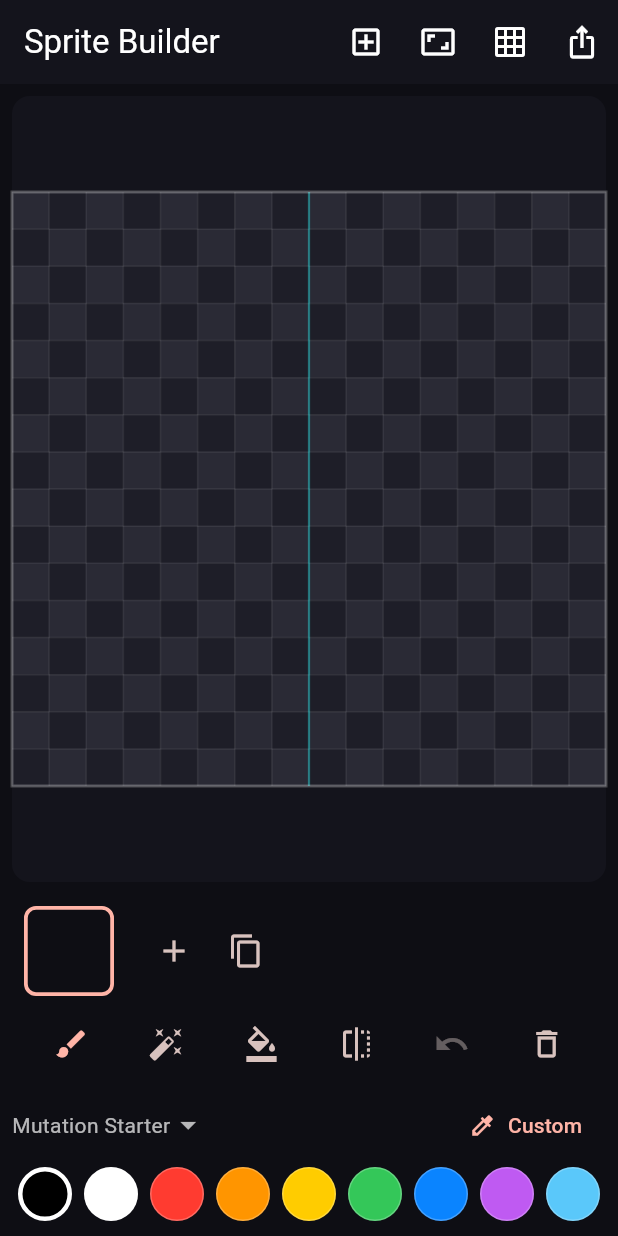
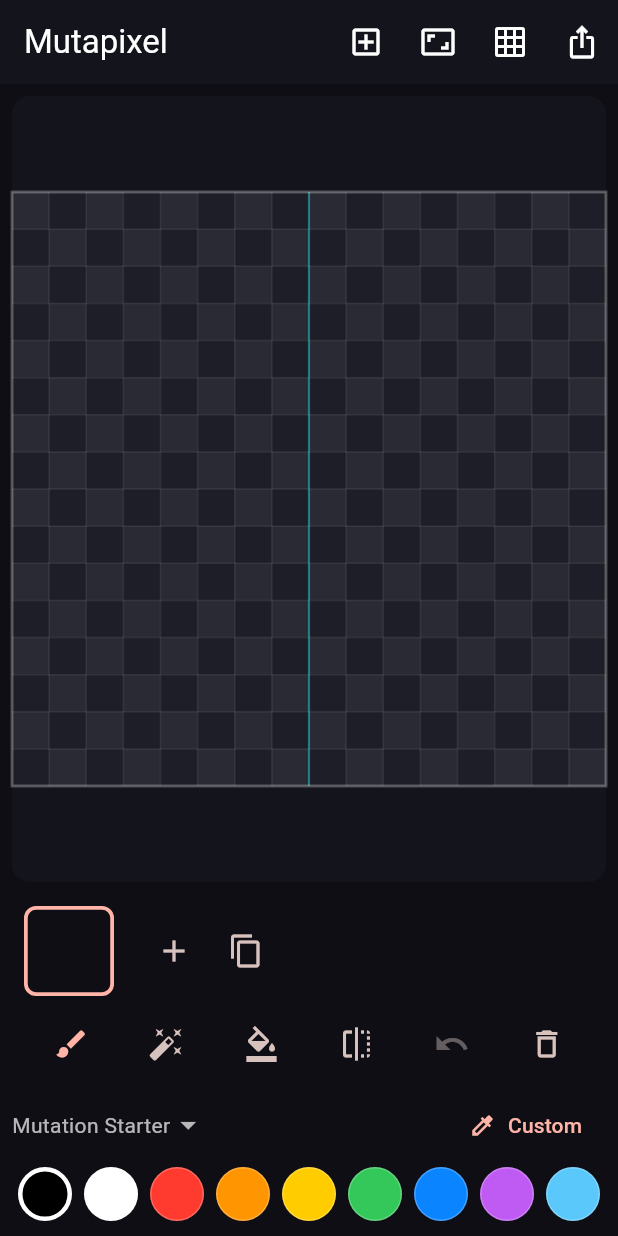
Before and after one commit to mutationgamesdev-beep/Mutapixel, a Flutter app: the screen it shows after launch, on a phone screen of 412 x 824 dp. Run offline on Flutter 3.47's test engine with Material 3 defaults, Android fonts, the light colour scheme and no system bars; our stand-ins replace share_plus, web; missing offline and left inert: dart:js_interop, gal.

Commit message:
Update in-app titles to Mutapixel

```diff
--- a/lib/screens/editor_screen.dart
+++ b/lib/screens/editor_screen.dart
@@ -288,7 +288,7 @@ class _EditorScreenState extends State<EditorScreen> {
   Widget build(BuildContext context) {
     return Scaffold(
       appBar: AppBar(
-        title: const Text('Sprite Builder'),
+        title: const Text('Mutapixel'),
         actions: [
           IconButton(
             tooltip: 'New sprite',
```
